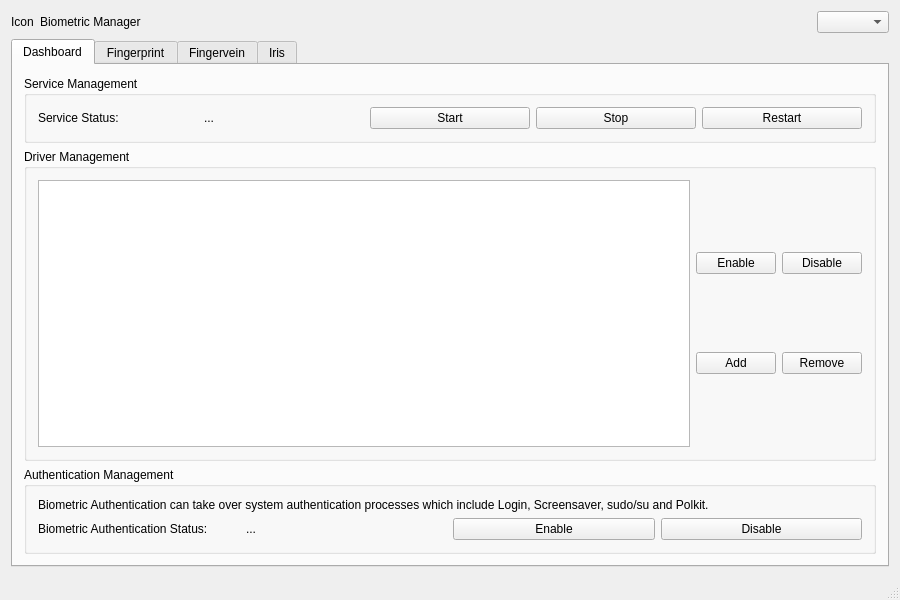
Old version of the form mainwindow.ui in the repository ukui/ukui-biometric-manager.
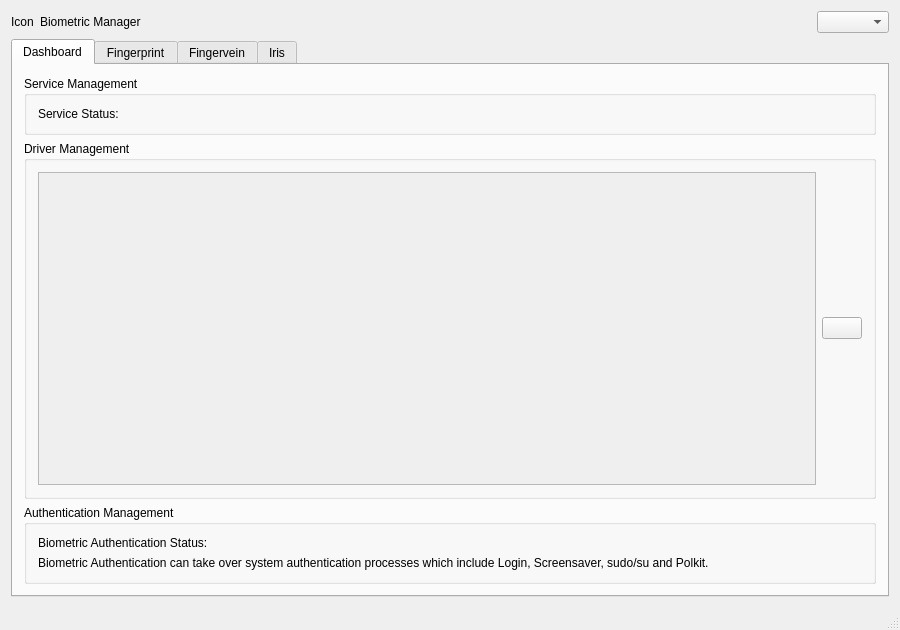
New version of the form.

Commit message: [UI] 使用 ToggleSwitch 修改 Dashboard 界面

What changed in the file:
```diff
--- a/mainwindow.ui
+++ b/mainwindow.ui
@@ -7,9 +7,27 @@
     <x>0</x>
     <y>0</y>
     <width>900</width>
-    <height>600</height>
+    <height>630</height>
    </rect>
   </property>
+  <property name="sizePolicy">
+   <sizepolicy hsizetype="Preferred" vsizetype="Preferred">
+    <horstretch>0</horstretch>
+    <verstretch>0</verstretch>
+   </sizepolicy>
+  </property>
+  <property name="minimumSize">
+   <size>
+    <width>900</width>
+    <height>630</height>
+   </size>
+  </property>
+  <property name="maximumSize">
+   <size>
+    <width>900</width>
+    <height>630</height>
+   </size>
+  </property>
   <property name="windowTitle">
    <string>Biometric Manager</string>
   </property>
@@ -65,38 +83,16 @@
            <string>Service Management</string>
           </property>
           <layout class="QHBoxLayout" name="horizontalLayout_5">
-           <item>
-            <widget class="QLabel" name="lblServiceStatusL">
-             <property name="text">
-              <string>Service Status:</string>
-             </property>
-            </widget>
-           </item>
            <item>
             <widget class="QLabel" name="lblServiceStatus">
-             <property name="text">
-              <string>...</string>
+             <property name="sizePolicy">
+              <sizepolicy hsizetype="Preferred" vsizetype="Preferred">
+               <horstretch>0</horstretch>
+               <verstretch>0</verstretch>
+              </sizepolicy>
              </property>
-            </widget>
-           </item>
-           <item>
-            <widget class="QPushButton" name="btnStartService">
              <property name="text">
-              <string>Start</string>
-             </property>
-            </widget>
-           </item>
-           <item>
-            <widget class="QPushButton" name="btnStopService">
-             <property name="text">
-              <string>Stop</string>
-             </property>
-            </widget>
-           </item>
-           <item>
-            <widget class="QPushButton" name="btnRestartService">
-             <property name="text">
-              <string>Restart</string>
+              <string>Service Status:</string>
              </property>
             </widget>
            </item>
@@ -110,67 +106,29 @@
           </property>
           <layout class="QHBoxLayout" name="horizontalLayout_6">
            <item>
-            <widget class="QTableWidget" name="tableWidgetDriver">
-             <property name="editTriggers">
-              <set>QAbstractItemView::NoEditTriggers</set>
+            <widget class="QScrollArea" name="scrollAreaDriver">
+             <property name="widgetResizable">
+              <bool>true</bool>
              </property>
-             <property name="selectionMode">
-              <enum>QAbstractItemView::SingleSelection</enum>
-             </property>
-             <property name="selectionBehavior">
-              <enum>QAbstractItemView::SelectRows</enum>
-             </property>
-             <property name="showGrid">
-              <bool>false</bool>
-             </property>
-             <attribute name="horizontalHeaderVisible">
-              <bool>false</bool>
-             </attribute>
-             <attribute name="horizontalHeaderDefaultSectionSize">
-              <number>250</number>
-             </attribute>
-             <attribute name="horizontalHeaderHighlightSections">
-              <bool>false</bool>
-             </attribute>
-             <attribute name="verticalHeaderVisible">
-              <bool>false</bool>
-             </attribute>
-             <attribute name="verticalHeaderHighlightSections">
-              <bool>false</bool>
-             </attribute>
+             <widget class="QWidget" name="scrollAreaWidgetContents">
+              <property name="geometry">
+               <rect>
+                <x>0</x>
+                <y>0</y>
+                <width>786</width>
+                <height>327</height>
+               </rect>
+              </property>
+              <layout class="QGridLayout" name="gridLayout_2"/>
+             </widget>
             </widget>
            </item>
            <item>
-            <layout class="QGridLayout" name="gridLayout">
-             <item row="0" column="0">
-              <widget class="QPushButton" name="btnEnableDriver">
-               <property name="text">
-                <string>Enable</string>
-               </property>
-              </widget>
-             </item>
-             <item row="0" column="1">
-              <widget class="QPushButton" name="btnDisableDriver">
-               <property name="text">
-                <string>Disable</string>
-               </property>
-              </widget>
-             </item>
-             <item row="1" column="0">
-              <widget class="QPushButton" name="btnAddDriver">
-               <property name="text">
-                <string>Add</string>
-               </property>
-              </widget>
-             </item>
-             <item row="1" column="1">
-              <widget class="QPushButton" name="btnRemoveDriver">
-               <property name="text">
-                <string>Remove</string>
-               </property>
-              </widget>
-             </item>
-            </layout>
+            <widget class="QPushButton" name="btnAddDriver">
+             <property name="text">
+              <string/>
+             </property>
+            </widget>
            </item>
           </layout>
          </widget>
@@ -181,45 +139,27 @@
            <string>Authentication Management</string>
           </property>
           <layout class="QVBoxLayout" name="verticalLayout_2">
+           <item>
+            <layout class="QHBoxLayout" name="horizontalLayoutBioAuth">
+             <item>
+              <widget class="QLabel" name="lblBioAuthStatus">
+               <property name="text">
+                <string>Biometric Authentication Status:</string>
+               </property>
+              </widget>
+             </item>
+            </layout>
+           </item>
            <item>
             <widget class="QLabel" name="lblAuthNote">
              <property name="text">
               <string>Biometric Authentication can take over system authentication processes which include Login, Screensaver, sudo/su and Polkit.</string>
              </property>
+             <property name="wordWrap">
+              <bool>true</bool>
+             </property>
             </widget>
            </item>
-           <item>
-            <layout class="QHBoxLayout" name="horizontalLayout_7">
-             <item>
-              <widget class="QLabel" name="lblBioAuthStatusL">
-               <property name="text">
-                <string>Biometric Authentication Status:</string>
-               </property>
-              </widget>
-             </item>
-             <item>
-              <widget class="QLabel" name="lblBioAuthStatus">
-               <property name="text">
-                <string>...</string>
-               </property>
-              </widget>
-             </item>
-             <item>
-              <widget class="QPushButton" name="btnEnableBioAuth">
-               <property name="text">
-                <string>Enable</string>
-               </property>
-              </widget>
-             </item>
-             <item>
-              <widget class="QPushButton" name="btnDisableBioAuth">
-               <property name="text">
-                <string>Disable</string>
-               </property>
-              </widget>
-             </item>
-            </layout>
-           </item>
           </layout>
          </widget>
         </item>
```
Left out of the diff: 2 changed lines with no effect on the pictures. The commit also changes 4 other files.
